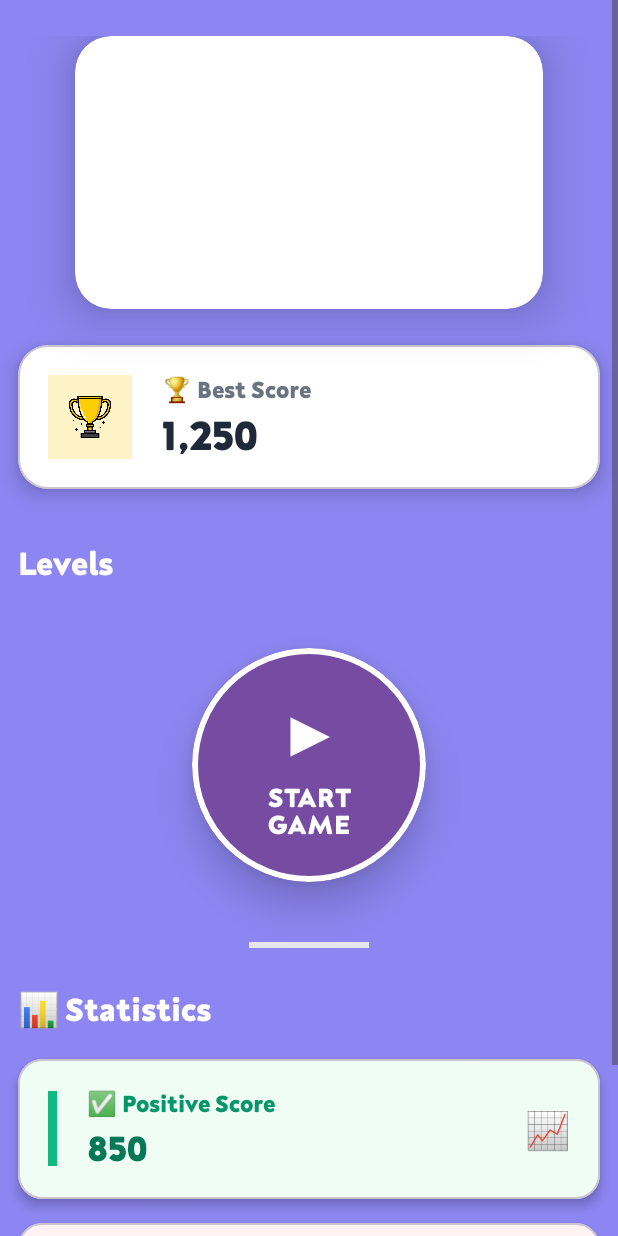
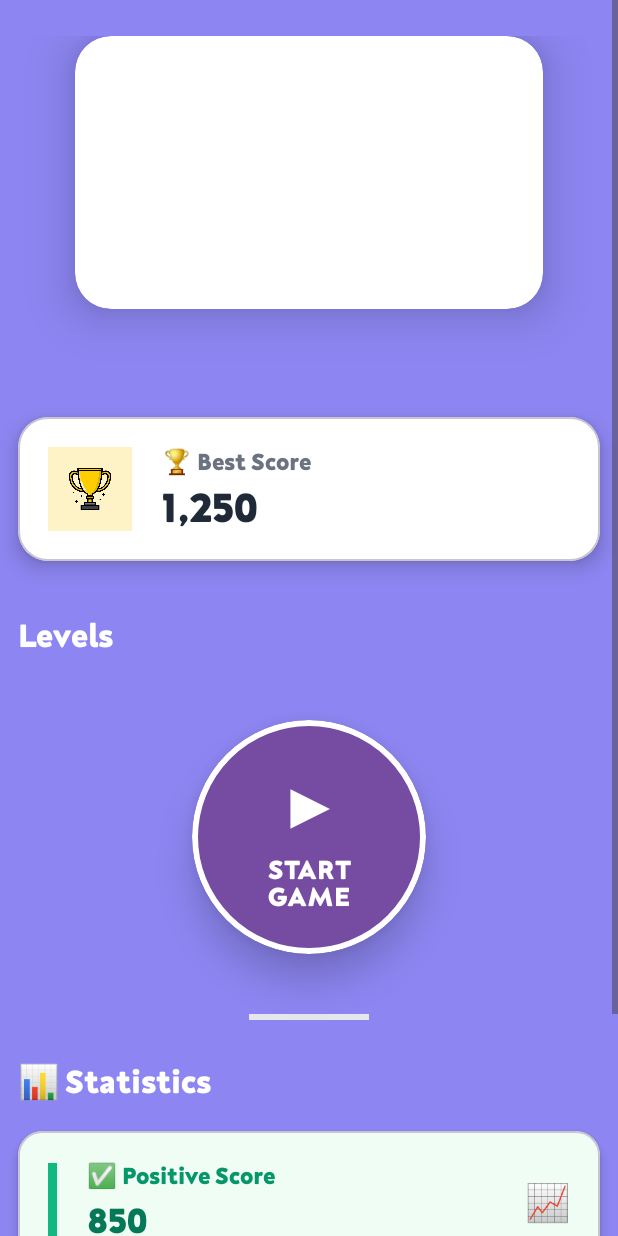
Before and after one commit to gauravo7/BrainGames, an Android app: the layout fragment_intro.xml on its own in the app's theme, with its tools: preview values and no code run, on a phone screen of 412 x 824 dp. Run offline under Robolectric (Android 15) with nearby library versions, the light colour scheme and no system bars; network calls fail.

Commit message:
Game Description implementation

```diff
--- a/app/src/main/java/com/o7solutions/braingames/DataClasses/GameFetchData.kt
+++ b/app/src/main/java/com/o7solutions/braingames/DataClasses/GameFetchData.kt
@@ -22,6 +22,7 @@ data class GameFetchData(
         val image: String?,
         val initialTime: Int,
         val isBlocked: Boolean,
+        val description: String,
         val isDelete: Boolean,
         val name: String?,
         val negativeScore: Int,
--- a/app/src/main/java/com/o7solutions/braingames/GuessNumber/GuessNumberFragment.kt
+++ b/app/src/main/java/com/o7solutions/braingames/GuessNumber/GuessNumberFragment.kt
@@ -42,6 +42,7 @@ class GuessNumberFragment : Fragment() {
     private var countDownTimer: CountDownTimer? = null
     var newMaxLength = 3
     private lateinit var game : GameFetchData.Data
+    var hint = 0
 
     override fun onCreate(savedInstanceState: Bundle?) {
         super.onCreate(savedInstanceState)
@@ -189,7 +190,9 @@ class GuessNumberFragment : Fragment() {
 
     private fun setData() {
         lifecycleScope.launch {
+
             actualNumber = AppFunctions.returnRandom(lowRange, highRange)
+            hint = actualNumber
             binding.questionTV.visibility = View.VISIBLE
             newMaxLength = actualNumber.toString().length
             binding.numbers.filters = arrayOf(InputFilter.LengthFilter(newMaxLength))
@@ -262,4 +265,19 @@ class GuessNumberFragment : Fragment() {
             dialog.show()
         }
     }
+
+    private fun showHintDialog(value: String) {
+        val builder = AlertDialog.Builder(requireContext())
+
+        builder.setTitle("Hint") // Set the title of the dialog
+        builder.setMessage("The value is: $value") // Set the message of the dialog, including the value
+
+        // Optional: Add a positive button to dismiss the dialog
+        builder.setPositiveButton("OK") { dialog, _ ->
+            dialog.dismiss() // Dismiss the dialog when the "OK" button is clicked
+        }
+
+        val dialog: AlertDialog = builder.create() // Create the AlertDialog instance
+        dialog.show() // Display the AlertDialog
+    }
 }
--- a/app/src/main/java/com/o7solutions/braingames/UI/IntroFragment.kt
+++ b/app/src/main/java/com/o7solutions/braingames/UI/IntroFragment.kt
@@ -84,6 +84,7 @@ class IntroFragment : Fragment() {
 //            startGame.startAnimation(animationZoomOut)
             positiveScore.text = game.positiveScore.toString()
             negativeScore.text = game.negativeScore.toString()
+            description.text = game.description.toString()
             Glide.with(requireActivity())
                 .load(AppConstants.imageAddress + game.image) // game.url must be a valid image URL
                 .into(binding.imageViewGame)
--- a/app/src/main/res/layout/fragment_intro.xml
+++ b/app/src/main/res/layout/fragment_intro.xml
@@ -1,38 +1,67 @@
 <?xml version="1.0" encoding="utf-8"?>
 <ScrollView xmlns:android="http://schemas.android.com/apk/res/android"
+    xmlns:app="http://schemas.android.com/apk/res-auto"
+    xmlns:tools="http://schemas.android.com/tools"
     android:layout_width="match_parent"
     android:layout_height="match_parent"
-    xmlns:tools="http://schemas.android.com/tools"
-    xmlns:app="http://schemas.android.com/apk/res-auto"
-    android:background="#8D86F2"
-    >
+    android:background="#8D86F2">
 
     <LinearLayout
         android:layout_width="match_parent"
         android:layout_height="wrap_content"
+        android:layout_marginTop="24dp"
         android:gravity="center"
-        android:layout_marginTop="24dp"
-        android:paddingBottom="24dp"
-        android:orientation="vertical">
+        android:orientation="vertical"
+        android:paddingBottom="24dp">
+
+<!--        <FrameLayout-->
+<!--            android:layout_width="match_parent"-->
+<!--            android:layout_height="match_parent">-->
+
+<!--            <com.airbnb.lottie.LottieAnimationView-->
+<!--                android:id="@+id/background_animation_view"-->
+<!--                android:layout_width="match_parent"-->
+<!--                android:layout_height="match_parent"-->
+<!--                android:scaleType="centerCrop"-->
+<!--                app:lottie_loop="true"-->
+<!--                app:lottie_rawRes="@raw/background_train" />-->
+
+<!--            <TextView-->
+<!--                android:layout_width="wrap_content"-->
+<!--                android:layout_height="wrap_content"-->
+<!--                android:layout_gravity="center"-->
+<!--                android:text="Welcome!"-->
+<!--                android:textColor="@android:color/white"-->
+<!--                android:textSize="24sp" />-->
+
+<!--        </FrameLayout>-->
 
         <!-- Game Icon Card -->
         <com.google.android.material.card.MaterialCardView
             android:layout_width="@dimen/_240sdp"
             android:layout_height="@dimen/_140sdp"
+            android:layout_marginBottom="24dp"
+            app:cardBackgroundColor="#FFFFFF"
             app:cardCornerRadius="24dp"
             app:cardElevation="20dp"
-            app:strokeWidth="0dp"
-            app:cardBackgroundColor="#FFFFFF"
-            android:layout_marginBottom="24dp">
+            app:strokeWidth="0dp">
 
             <ImageView
                 android:id="@+id/imageViewGame"
                 android:layout_width="match_parent"
                 android:layout_height="match_parent"
-                android:scaleType="centerCrop"
-                />
+                android:scaleType="centerCrop" />
 
         </com.google.android.material.card.MaterialCardView>
+
+        <TextView
+            android:id="@+id/description"
+            android:layout_width="match_parent"
+            android:layout_height="wrap_content"
+            android:layout_margin="12dp"
+            android:fontFamily="@font/neut"
+            android:textColor="@color/white"
+            android:textSize="20sp" />
 
         <!-- Game Name -->
         <!--        <TextView-->
@@ -52,12 +81,12 @@
         <com.google.android.material.card.MaterialCardView
             android:layout_width="match_parent"
             android:layout_height="wrap_content"
+            android:layout_marginStart="12dp"
+            android:layout_marginEnd="12dp"
+            android:layout_marginBottom="24dp"
             app:cardBackgroundColor="#FFFFFF"
             app:cardCornerRadius="20dp"
-            app:cardElevation="8dp"
-            android:layout_marginStart="12dp"
-            android:layout_marginEnd="12dp"
-            android:layout_marginBottom="24dp">
+            app:cardElevation="8dp">
 
             <LinearLayout
                 android:layout_width="match_parent"
@@ -70,44 +99,42 @@
                 <LinearLayout
                     android:layout_width="56dp"
                     android:layout_height="56dp"
+                    android:layout_marginEnd="20dp"
                     android:background="#FEF3C7"
-                    android:gravity="center"
-                    android:layout_marginEnd="20dp">
+                    android:gravity="center">
 
                     <ImageView
                         android:layout_width="28dp"
                         android:layout_height="28dp"
-                        android:src="@drawable/trophy"
-                        android:layout_gravity="center" />
+                        android:layout_gravity="center"
+                        android:src="@drawable/trophy" />
 
                 </LinearLayout>
 
                 <LinearLayout
                     android:layout_width="0dp"
                     android:layout_height="wrap_content"
-                    android:orientation="vertical"
-                    android:layout_weight="1">
+                    android:layout_weight="1"
+                    android:orientation="vertical">
 
                     <TextView
                         android:layout_width="match_parent"
                         android:layout_height="wrap_content"
+                        android:fontFamily="@font/neut"
                         android:text="🏆 Best Score"
-                        android:fontFamily="@font/neut"
-                        android:textSize="16sp"
                         android:textColor="#6B7280"
-                     />
+                        android:textSize="16sp" />
 
                     <TextView
                         android:id="@+id/bestScore"
                         android:layout_width="match_parent"
                         android:layout_height="wrap_content"
-                        tools:text="1,250"
+                        android:layout_marginTop="4dp"
                         android:fontFamily="@font/neut"
+                        android:textColor="#1F2937"
                         android:textSize="28sp"
                         android:textStyle="bold"
-                        android:textColor="#1F2937"
-                        android:layout_marginTop="4dp"
-                        />
+                        tools:text="1,250" />
 
                 </LinearLayout>
 
@@ -118,17 +145,16 @@
         <TextView
             android:layout_width="match_parent"
             android:layout_height="wrap_content"
+            android:layout_margin="12dp"
+            android:fontFamily="@font/neut"
             android:text="Levels"
-            android:layout_margin="12dp"
-            android:textSize="22sp"
             android:textColor="@color/white"
-            android:fontFamily="@font/neut"
-            />
+            android:textSize="22sp" />
+
         <androidx.recyclerview.widget.RecyclerView
             android:id="@+id/levelsRecyclerView"
             android:layout_width="match_parent"
-            android:layout_height="wrap_content"
-            />
+            android:layout_height="wrap_content" />
 
         <com.google.android.material.card.MaterialCardView
             android:id="@+id/startGame"
@@ -136,50 +162,48 @@
             android:layout_height="@dimen/_120sdp"
             android:layout_marginTop="32dp"
             android:layout_marginBottom="20dp"
+            android:clickable="true"
+            android:focusable="true"
+            android:foreground="?android:attr/selectableItemBackground"
+            app:cardBackgroundColor="@color/primary_dark"
             app:cardCornerRadius="@dimen/_60sdp"
             app:cardElevation="16dp"
-            app:strokeWidth="4dp"
             app:strokeColor="#FFFFFF"
-            app:cardBackgroundColor="@color/primary_dark"
-            android:clickable="true"
-            android:focusable="true"
-            android:foreground="?android:attr/selectableItemBackground">
+            app:strokeWidth="4dp">
 
             <LinearLayout
                 android:layout_width="match_parent"
                 android:layout_height="match_parent"
+                android:gravity="center"
                 android:orientation="vertical"
-                android:gravity="center"
                 android:padding="16dp">
 
                 <!-- Play Symbol using TextView -->
                 <TextView
                     android:layout_width="wrap_content"
                     android:layout_height="wrap_content"
+                    android:layout_marginBottom="4dp"
                     android:text="▶"
+                    android:textColor="@color/white"
                     android:textSize="@dimen/_32ssp"
-                    android:textColor="@color/white"
-                    android:layout_marginBottom="4dp"
                     android:textStyle="bold" />
 
                 <!-- Start Game Text -->
                 <TextView
                     android:layout_width="match_parent"
                     android:layout_height="wrap_content"
+                    android:fontFamily="@font/neut"
+                    android:letterSpacing="0.05"
+                    android:lineSpacingMultiplier="0.9"
                     android:text="START\nGAME"
                     android:textAlignment="center"
                     android:textColor="@color/white"
-                    android:textStyle="bold"
                     android:textSize="@dimen/_14ssp"
-                    android:fontFamily="@font/neut"
-                    android:letterSpacing="0.05"
-                    android:lineSpacingMultiplier="0.9" />
+                    android:textStyle="bold" />
 
             </LinearLayout>
 
         </com.google.android.material.card.MaterialCardView>
-
-
 
 
         <!-- Decorative Divider -->
@@ -204,45 +228,45 @@
         <LinearLayout
             android:layout_width="match_parent"
             android:layout_height="wrap_content"
-            android:orientation="vertical"
-            android:layout_marginTop="8dp">
+            android:layout_marginTop="8dp"
+            android:orientation="vertical">
 
             <!-- Section Title -->
             <TextView
                 android:layout_width="match_parent"
                 android:layout_height="wrap_content"
-                android:text="📊 Statistics"
                 android:layout_marginStart="12dp"
                 android:layout_marginEnd="12dp"
+                android:layout_marginBottom="20dp"
                 android:fontFamily="@font/neut"
+                android:text="📊 Statistics"
+                android:textColor="@color/white"
                 android:textSize="22sp"
-                android:textStyle="bold"
-                android:textColor="@color/white"
-                android:layout_marginBottom="20dp" />
+                android:textStyle="bold" />
 
             <!-- Positive Score Card -->
             <com.google.android.material.card.MaterialCardView
                 android:layout_width="match_parent"
                 android:layout_height="wrap_content"
+                android:layout_marginStart="12dp"
+                android:layout_marginEnd="12dp"
+                android:layout_marginBottom="16dp"
                 app:cardBackgroundColor="#F0FDF4"
                 app:cardCornerRadius="16dp"
-                android:layout_marginStart="12dp"
-                android:layout_marginEnd="12dp"
-                app:cardElevation="4dp"
-                android:layout_marginBottom="16dp">
+                app:cardElevation="4dp">
 
                 <LinearLayout
                     android:layout_width="match_parent"
                     android:layout_height="wrap_content"
+                    android:gravity="center_vertical"
                     android:orientation="horizontal"
-                    android:gravity="center_vertical"
                     android:padding="20dp">
 
                     <View
                         android:layout_width="6dp"
                         android:layout_height="50dp"
-                        android:background="#10B981"
-                        android:layout_marginEnd="20dp" />
+                        android:layout_marginEnd="20dp"
+                        android:background="#10B981" />
 
                     <LinearLayout
                         android:layout_width="0dp"
@@ -253,22 +277,21 @@
                         <TextView
                             android:layout_width="match_parent"
                             android:layout_height="wrap_content"
+                            android:fontFamily="@font/neut"
                             android:text="✅ Positive Score"
-                            android:fontFamily="@font/neut"
-                            android:textSize="16sp"
                             android:textColor="#059669"
-                           />
+                            android:textSize="16sp" />
 
                         <TextView
                             android:id="@+id/positiveScore"
                             android:layout_width="match_parent"
                             android:layout_height="wrap_content"
+                            android:layout_marginTop="6dp"
+                            android:fontFamily="@font/neut"
                             android:text="850"
-                            android:fontFamily="@font/neut"
+                            android:textColor="#047857"
                             android:textSize="24sp"
                             android:textStyle="bold"
-                            android:textColor="#047857"
-                            android:layout_marginTop="6dp"
                             tools:text="850" />
 
                     </LinearLayout>
@@ -287,24 +310,24 @@
             <com.google.android.material.card.MaterialCardView
                 android:layout_width="match_parent"
                 android:layout_height="wrap_content"
+                android:layout_marginStart="12dp"
+                android:layout_marginEnd="12dp"
                 app:cardBackgroundColor="#FEF2F2"
                 app:cardCornerRadius="16dp"
-                android:layout_marginStart="12dp"
-                android:layout_marginEnd="12dp"
                 app:cardElevation="4dp">
 
                 <LinearLayout
                     android:layout_width="match_parent"
                     android:layout_height="wrap_content"
+                    android:gravity="center_vertical"
                     android:orientation="horizontal"
-                    android:gravity="center_vertical"
                     android:padding="20dp">
 
                     <View
                         android:layout_width="6dp"
                         android:layout_height="50dp"
-                        android:background="#EF4444"
-                        android:layout_marginEnd="20dp" />
+                        android:layout_marginEnd="20dp"
+                        android:background="#EF4444" />
 
                     <LinearLayout
                         android:layout_width="0dp"
@@ -315,22 +338,21 @@
                         <TextView
                             android:layout_width="match_parent"
                             android:layout_height="wrap_content"
+                            android:fontFamily="@font/neut"
                             android:text="❌ Negative Score"
-                            android:fontFamily="@font/neut"
-                            android:textSize="16sp"
                             android:textColor="#DC2626"
-                             />
+                            android:textSize="16sp" />
 
                         <TextView
                             android:id="@+id/negativeScore"
                             android:layout_width="match_parent"
                             android:layout_height="wrap_content"
+                            android:layout_marginTop="6dp"
+                            android:fontFamily="@font/neut"
                             android:text="245"
-                            android:fontFamily="@font/neut"
+                            android:textColor="#B91C1C"
                             android:textSize="24sp"
                             android:textStyle="bold"
-                            android:textColor="#B91C1C"
-                            android:layout_marginTop="6dp"
                             tools:text="245" />
 
                     </LinearLayout>
```
Lines whose indentation alone changed are shown as unchanged.
